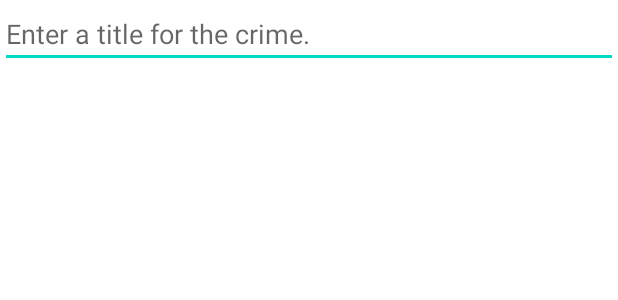
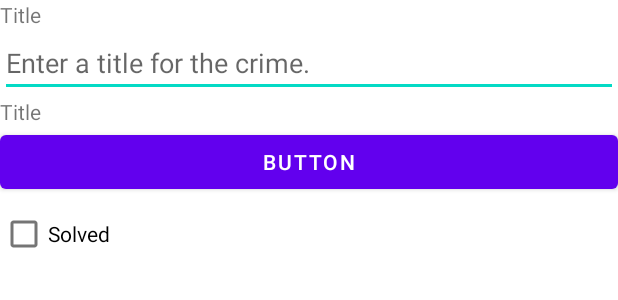
Before and after one commit to Salad7/BigNerdRanch-Android, an Android app: the layout fragment_crime.xml on its own in the app's theme, with its tools: preview values and no code run, on a phone screen of 412 x 824 dp. Shown: the top 300 px of the screen. Run offline under Robolectric (Android 15) with nearby library versions, the phone set to English and light mode, and no system bars.

Commit message:
On page 166, chapter 9

```diff
--- a/CriminalIntent/app/src/main/res/layout/fragment_crime.xml
+++ b/CriminalIntent/app/src/main/res/layout/fragment_crime.xml
@@ -6,14 +6,47 @@
     android:layout_width="match_parent"
     android:layout_height="wrap_content">
 
+    <TextView
+        android:id="@+id/textView"
+        android:layout_width="wrap_content"
+        android:layout_height="wrap_content"
+        android:text="@string/crime_title_label"
+        app:layout_constraintStart_toStartOf="parent"
+        app:layout_constraintTop_toTopOf="parent" />
+
     <EditText
         android:id="@+id/crime_title"
         android:layout_width="match_parent"
         android:layout_height="wrap_content"
         android:ems="10"
+        android:hint="@string/crime_title_hint"
         android:inputType="textPersonName"
-        android:hint="@string/crime_title_hint"
+        app:layout_constraintStart_toStartOf="parent"
+        app:layout_constraintTop_toBottomOf="@+id/textView" />
+
+    <TextView
+        android:id="@+id/textView2"
+        android:layout_width="wrap_content"
+        android:layout_height="wrap_content"
+        android:text="@string/crime_title_label"
+        app:layout_constraintStart_toStartOf="parent"
+        app:layout_constraintTop_toBottomOf="@+id/crime_title" />
+
+    <Button
+        android:id="@+id/crime_date"
+        android:layout_width="match_parent"
+        android:layout_height="wrap_content"
+        android:text="Button"
         app:layout_constraintEnd_toEndOf="parent"
         app:layout_constraintStart_toStartOf="parent"
-        app:layout_constraintTop_toTopOf="parent" />
+        app:layout_constraintTop_toBottomOf="@+id/textView2" />
+
+    <CheckBox
+        android:id="@+id/crime_solved"
+        android:layout_width="wrap_content"
+        android:layout_height="wrap_content"
+        android:text="@string/crime_solved_label"
+        app:layout_constraintStart_toStartOf="parent"
+        app:layout_constraintTop_toBottomOf="@+id/crime_date" />
+
 </androidx.constraintlayout.widget.ConstraintLayout>
--- a/CriminalIntent/app/src/main/res/values/strings.xml
+++ b/CriminalIntent/app/src/main/res/values/strings.xml
@@ -1,4 +1,8 @@
 <resources>
     <string name="app_name">CriminalIntent</string>
     <string name="crime_title_hint">Enter a title for the crime.</string>
+    <string name="crime_title_label">Title</string>
+    <string name="crime_details_label">Details</string>
+    <string name="crime_solved_label">Solved</string>
+
 </resources>
```
Also changed, not shown: CriminalIntent/app/src/main/java/com/example/criminalintent/Crime.java (+16 -0 lines), CriminalIntent/app/src/main/java/com/example/criminalintent/CrimeFragment.java (+16 -1 lines).
